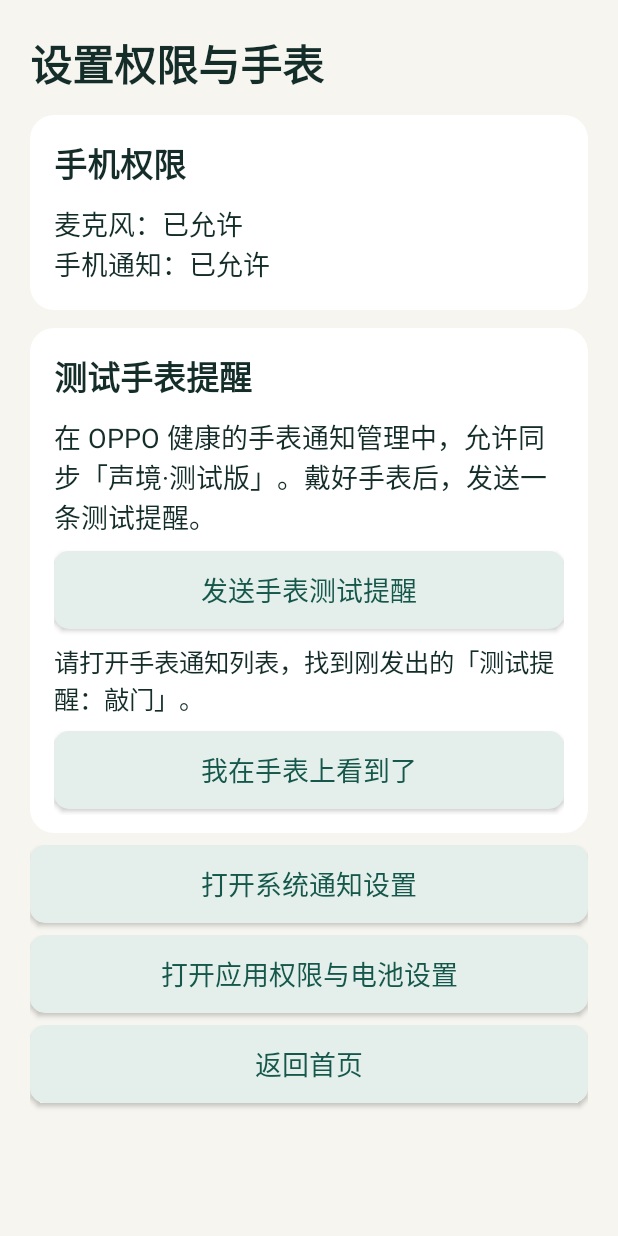
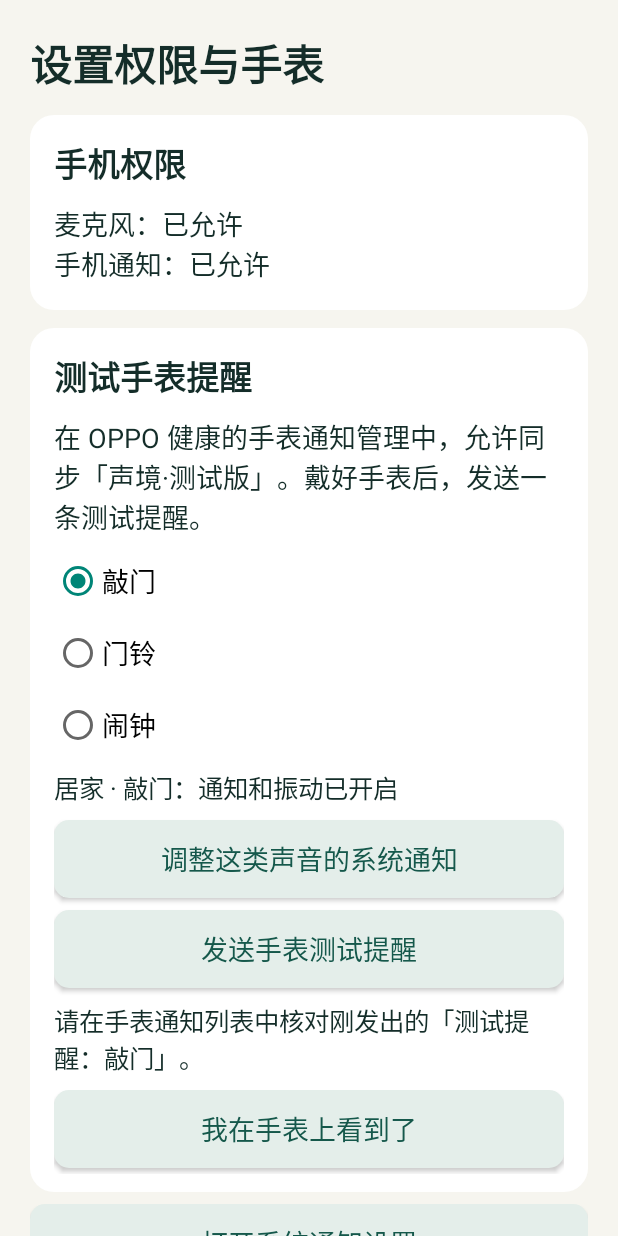
Before and after one commit to YiFanSenSei/shengjing, an Android app: the SetupActivity screen opened directly, with no data from a screen before it, after a tap on "发送手表测试提醒", on a phone screen of 412 x 824 dp. Run offline under Robolectric (Android 15) with nearby library versions, the phone set to English and light mode, and no system bars.

Commit message:
Open individual alerts and verify watch notifications by sound

```diff
--- a/apps/phone/build.gradle
+++ b/apps/phone/build.gradle
@@ -2,7 +2,7 @@ plugins { id 'com.android.application' }
 android {
     namespace 'org.shengjing.phone'
     compileSdk 35
-    defaultConfig { applicationId 'org.shengjing.phone'; minSdk 26; targetSdk 35; versionCode 9; versionName '0.7.0' }
+    defaultConfig { applicationId 'org.shengjing.phone'; minSdk 26; targetSdk 35; versionCode 10; versionName '0.8.0' }
     compileOptions { sourceCompatibility JavaVersion.VERSION_17; targetCompatibility JavaVersion.VERSION_17 }
     androidResources { noCompress += 'tflite' }
     testOptions {
--- a/apps/phone/src/main/java/org/shengjing/phone/Alerts.java
+++ b/apps/phone/src/main/java/org/shengjing/phone/Alerts.java
@@ -60,9 +60,12 @@ final class Alerts {
             }
         }
         if(!allowed) { app.lastEvent+=" · 通知被系统设置阻止，请检查权限和类别通知";app.saveHistory();return; }
+        Intent detail=new Intent(c,HistoryActivity.class).putExtra("eventId",entry.id)
+            .setData(android.net.Uri.parse("shengjing://event/"+entry.id));
         Notification.Builder b=new Notification.Builder(c,channel)
             .setSmallIcon(android.R.drawable.ic_dialog_info).setContentTitle((alert.simulated?"测试提醒：":"检测到可能的")+alert.kind.title)
-            .setContentText(alert.scene.title+"场景 · 请结合实际环境确认").setContentIntent(open(c)).setAutoCancel(true)
+            .setContentText(alert.scene.title+"场景 · 点此查看这条提醒")
+            .setContentIntent(PendingIntent.getActivity(c,0,detail,PendingIntent.FLAG_IMMUTABLE)).setAutoCancel(true)
             .setVisibility(Notification.VISIBILITY_PRIVATE).setOnlyAlertOnce(true);
         for(String action:new String[]{"ACK","FALSE_ALARM"}) {
             Intent intent=new Intent(c,FeedbackReceiver.class).setAction(action).putExtra("id",entry.id)
--- a/apps/phone/src/main/java/org/shengjing/phone/DiagnosticsActivity.java
+++ b/apps/phone/src/main/java/org/shengjing/phone/DiagnosticsActivity.java
@@ -38,7 +38,7 @@ public final class DiagnosticsActivity extends PhoneScreen {
         long age=(SystemClock.elapsedRealtime()-app.diagnosticsUpdatedAt)/1000;
         show(diagnostics,app.status+"\n"+app.diagnostics+(app.listening && age>=3?"\n采集诊断已 "+age+" 秒未更新":""));
         show(delayed,app.delayedTest.status+"\n"+app.lastFeedback);
-        StringBuilder report=new StringBuilder("版本 0.7.0");
+        StringBuilder report=new StringBuilder("版本 0.8.0");
         for(Policy.Kind k:Policy.Kind.values()){
             String channel=Alerts.channel(k,app.policy.getScene());
             android.app.NotificationChannel config=getSystemService(android.app.NotificationManager.class).getNotificationChannel(channel);
--- a/apps/phone/src/main/java/org/shengjing/phone/HistoryActivity.java
+++ b/apps/phone/src/main/java/org/shengjing/phone/HistoryActivity.java
@@ -1,15 +1,9 @@
 package org.shengjing.phone;
 
-import android.app.Activity;
 import android.app.AlertDialog;
 import android.content.Intent;
 import android.os.Bundle;
-import android.os.Handler;
-import android.os.Looper;
-import android.widget.Button;
 import android.widget.LinearLayout;
-import android.widget.ScrollView;
-import android.widget.TextView;
 import java.text.DateFormat;
 import java.util.Date;
 import java.util.List;
@@ -20,26 +14,61 @@ import org.shengjing.core.Policy;
 public final class HistoryActivity extends PhoneScreen {
     private LinearLayout records;
     private long shownRevision=-1;
+    private boolean pendingOnly;
     @Override void refresh(){
         if(shownRevision!=app.historyRevision) render();
     }
     @Override public void onCreate(Bundle state) {
         super.onCreate(state);
+        if(getIntent().hasExtra("eventId")){
+            heading(layout,"这条提醒",28);
+            records=new LinearLayout(this);records.setOrientation(LinearLayout.VERTICAL);layout.addView(records);
+            button(layout,"查看全部提醒记录",()->{go(HistoryActivity.class);finish();});
+            button(layout,"返回监听页面",this::returnHome);
+            render();
+            return;
+        }
         heading(layout,"提醒记录",28);
         text(layout,"最近 100 条提醒保存在本机。可在记录上确认声音或反馈提醒太频繁。",17);
-        button(layout,"返回监听页面",this::finish);
+        button(layout,"返回监听页面",this::returnHome);
+        pendingOnly=state!=null && state.getBoolean("pendingOnly");
+        android.widget.CheckBox filter=new android.widget.CheckBox(this);
+        filter.setText("只看待反馈的真实提醒");filter.setMinHeight(dp(48));filter.setTextSize(18);
+        filter.setChecked(pendingOnly);layout.addView(filter);
+        filter.setOnCheckedChangeListener((v,checked)->{pendingOnly=checked;render();});
         button(layout,"清空全部提醒记录",()->new AlertDialog.Builder(this).setTitle("清空本机提醒记录？")
             .setMessage("删除全部记录和反馈，同时撤回本应用对应的提醒通知；设置和监听状态保留。此操作无法撤销。")
             .setNegativeButton("取消",null).setPositiveButton("清空",(dialog,which)->{app.clearHistory();render();}).show());
         records=new LinearLayout(this);records.setOrientation(LinearLayout.VERTICAL);layout.addView(records);render();
     }
     private void render() {
-        records.removeAllViews();List<EventHistory.Entry> entries=app.history.snapshot();shownRevision=app.historyRevision;
+        records.removeAllViews();shownRevision=app.historyRevision;
+        if(getIntent().hasExtra("eventId")){
+            EventHistory.Entry selected=app.history.find(getIntent().getLongExtra("eventId",-1));
+            if(selected==null)text(records,"这条提醒已清空或已超过最近 100 条的保留范围。",18);
+            else renderEntry(selected);
+            return;
+        }
+        List<EventHistory.Entry> entries=app.history.snapshot();
         renderPreferences();
         if(entries.isEmpty()) { text(records,"暂无记录。开始监听或发送一次模拟提醒后，会显示在这里。",18);return; }
-        DateFormat dates=DateFormat.getDateTimeInstance(DateFormat.SHORT,DateFormat.MEDIUM);
+        boolean any=false;
         for(int i=entries.size()-1;i>=0;i--) {
             EventHistory.Entry e=entries.get(i);
+            if(pendingOnly && (e.simulated || e.feedback!=EventHistory.Feedback.PENDING))continue;
+            renderEntry(e);any=true;
+        }
+        if(!any)text(records,"当前没有待反馈的真实提醒。",18);
+    }
+    @Override protected void onSaveInstanceState(Bundle state){
+        super.onSaveInstanceState(state);state.putBoolean("pendingOnly",pendingOnly);
+    }
+    private void returnHome(){
+        startActivity(new Intent(this,MainActivity.class).addFlags(Intent.FLAG_ACTIVITY_CLEAR_TOP | Intent.FLAG_ACTIVITY_SINGLE_TOP));
+        finish();
+    }
+    private void renderEntry(EventHistory.Entry e){
+        DateFormat dates=DateFormat.getDateTimeInstance(DateFormat.SHORT,DateFormat.MEDIUM);
         LinearLayout item=card(records);
         heading(item,(e.simulated?"模拟 · ":"识别 · ")+e.kind.title+" · "+e.scene.title,20);
         text(item,dates.format(new Date(e.time))+"\n"+
@@ -53,6 +82,8 @@ public final class HistoryActivity extends PhoneScreen {
             (e.feedback == EventHistory.Feedback.PENDING || e.feedback == EventHistory.Feedback.ACK)) {
             button(item,"声音认对了，但提醒太频繁",()->feedback(e.id,"TOO_FREQUENT"));
         }
+        if(e.delivery==EventHistory.Delivery.BLOCKED || getIntent().hasExtra("eventId")){
+            button(item,"检查这类声音的通知设置",()->channelSettings(Alerts.channel(e.kind,e.scene)));
         }
     }
     static String deliveryText(EventHistory.Delivery value) {
--- a/apps/phone/src/main/java/org/shengjing/phone/LocalStore.java
+++ b/apps/phone/src/main/java/org/shengjing/phone/LocalStore.java
@@ -53,7 +53,15 @@ final class LocalStore {
     boolean asked(String permission){return prefs.getBoolean("asked_"+permission,false);}
     void markAsked(String permission){prefs.edit().putBoolean("asked_"+permission,true).apply();}
     long watchConfirmedAt(){return prefs.getLong("watch_confirmed_at",0);}
-    void confirmWatch(long time){prefs.edit().putLong("watch_confirmed_at",time).apply();}
+    long watchConfirmedAt(Policy.Kind kind){
+        // Earlier versions could only confirm a knock.
+        return prefs.getLong("watch_confirmed_"+kind.name(),kind==Policy.Kind.KNOCK?watchConfirmedAt():0);
+    }
+    void confirmWatch(Policy.Kind kind,long time){
+        SharedPreferences.Editor edit=prefs.edit();
+        if(!prefs.contains("watch_confirmed_KNOCK"))edit.putLong("watch_confirmed_KNOCK",watchConfirmedAt());
+        edit.putLong("watch_confirmed_"+kind.name(),time).putLong("watch_confirmed_at",time).apply();
+    }
     void recordChoice(Policy.Scene scene, Policy.Kind kind, boolean extended, long through) {
         prefs.edit().putBoolean("extended_" + scene + "_" + kind, extended)
             .putLong("considered_" + scene + "_" + kind, through).apply();
--- a/apps/phone/src/main/java/org/shengjing/phone/PhoneScreen.java
+++ b/apps/phone/src/main/java/org/shengjing/phone/PhoneScreen.java
@@ -100,6 +100,12 @@ abstract class PhoneScreen extends Activity {
             :new Intent(Settings.ACTION_APPLICATION_DETAILS_SETTINGS,Uri.parse("package:"+getPackageName()));
         try{startActivity(intent);}catch(ActivityNotFoundException e){Toast.makeText(this,"请在系统设置中打开声境的应用详情",Toast.LENGTH_LONG).show();}
     }
+    void channelSettings(String channel){
+        Intent intent=new Intent(Settings.ACTION_CHANNEL_NOTIFICATION_SETTINGS)
+            .putExtra(Settings.EXTRA_APP_PACKAGE,getPackageName())
+            .putExtra(Settings.EXTRA_CHANNEL_ID,channel);
+        try{startActivity(intent);}catch(ActivityNotFoundException e){systemSettings(true);}
+    }
     void refresh(){}
     @Override protected void onResume(){super.onResume();tick.run();}
     @Override protected void onPause(){handler.removeCallbacks(tick);super.onPause();}
--- a/apps/phone/src/main/java/org/shengjing/phone/SetupActivity.java
+++ b/apps/phone/src/main/java/org/shengjing/phone/SetupActivity.java
@@ -12,10 +12,15 @@ public final class SetupActivity extends PhoneScreen {
     private TextView permissionStatus, watchStatus;
     private Button micButton, notificationButton, confirm;
     private long testId=-1;
+    private Policy.Kind selected=Policy.Kind.KNOCK;
+    private TextView channelStatus;
 
     @Override public void onCreate(Bundle state){
         super.onCreate(state);
-        if(state!=null)testId=state.getLong("watchTest",-1);
+        if(state!=null){
+            testId=state.getLong("watchTest",-1);
+            selected=Policy.Kind.valueOf(state.getString("watchKind","KNOCK"));
+        }
         heading(layout,"设置权限与手表",28);
         LinearLayout permissions=card();
         heading(permissions,"手机权限",22);
@@ -25,11 +30,26 @@ public final class SetupActivity extends PhoneScreen {
         LinearLayout watch=card();
         heading(watch,"测试手表提醒",22);
         text(watch,"在 OPPO 健康的手表通知管理中，允许同步「声境·测试版」。戴好手表后，发送一条测试提醒。",18);
+        RadioGroup sounds=new RadioGroup(this);
+        watch.addView(sounds);
+        for(Policy.Kind kind:Policy.Kind.values()){
+            RadioButton choice=new RadioButton(this);
+            choice.setText(kind.title);choice.setTextSize(18);choice.setMinHeight(dp(48));
+            choice.setId(android.view.View.generateViewId());sounds.addView(choice);
+            choice.setChecked(selected==kind);
+            choice.setOnCheckedChangeListener((v,checked)->{
+                if(checked && selected!=kind){
+                    selected=kind;testId=-1;refresh();
+                }
+            });
+        }
+        channelStatus=text(watch,"",17);
+        button(watch,"调整这类声音的系统通知",()->channelSettings(Alerts.channel(selected,app.policy.getScene())));
         button(watch,"发送手表测试提醒",this::sendTest);
         watchStatus=text(watch,"",17);
         confirm=button(watch,"我在手表上看到了",()->{
             if(validTest()){
-                app.store.confirmWatch(System.currentTimeMillis());
+                app.store.confirmWatch(selected,System.currentTimeMillis());
                 testId=-1;
                 refresh();
             }
@@ -52,13 +72,13 @@ public final class SetupActivity extends PhoneScreen {
     }
     private void sendTest(){
         if(!notifications()){requestOrSettings(false);return;}
-        Alerts.show(this,app.policy.simulate(Policy.Kind.KNOCK,SystemClock.elapsedRealtime()));
+        Alerts.show(this,app.policy.simulate(selected,SystemClock.elapsedRealtime()));
         testId=app.latestId;
         refresh();
     }
     private boolean validTest(){
         EventHistory.Entry entry=app.history.find(testId);
-        return entry!=null && entry.simulated && entry.kind==Policy.Kind.KNOCK &&
+        return entry!=null && entry.simulated && entry.kind==selected &&
             entry.delivery==EventHistory.Delivery.REQUESTED;
     }
     @Override void refresh(){
@@ -68,12 +88,16 @@ public final class SetupActivity extends PhoneScreen {
         notificationButton.setVisibility(notify?Button.GONE:Button.VISIBLE);
         boolean test=validTest();
         confirm.setVisibility(test?Button.VISIBLE:Button.GONE);
-        if(test)show(watchStatus,"请打开手表通知列表，找到刚发出的「测试提醒：敲门」。");
-        else if(testId!=-1)show(watchStatus,"测试记录不可确认。请检查系统中的敲门通知开关，再发送一次。");
-        else if(app.store.watchConfirmedAt()>0)show(watchStatus,"上次手动确认："+MainActivity.date(app.store.watchConfirmedAt()));
-        else show(watchStatus,"等待首次手表测试");
+        String channel=Alerts.channel(selected,app.policy.getScene());
+        android.app.NotificationChannel config=getSystemService(android.app.NotificationManager.class).getNotificationChannel(channel);
+        String settings=config==null || !Alerts.available(this,channel)?"通知被阻止":config.shouldVibrate()?"通知和振动已开启":"通知已开启，振动已关闭";
+        show(channelStatus,app.policy.getScene().title+" · "+selected.title+"："+settings);
+        if(test)show(watchStatus,"请在手表通知列表中核对刚发出的「测试提醒："+selected.title+"」。");
+        else if(testId!=-1)show(watchStatus,"本次测试无法确认。请检查通知设置后再发送。");
+        else if(app.store.watchConfirmedAt(selected)>0)show(watchStatus,selected.title+"上次手动确认："+MainActivity.date(app.store.watchConfirmedAt(selected)));
+        else show(watchStatus,selected.title+"还没有手动确认记录");
     }
     @Override protected void onSaveInstanceState(Bundle state){
-        super.onSaveInstanceState(state);state.putLong("watchTest",testId);
+        super.onSaveInstanceState(state);state.putLong("watchTest",testId);state.putString("watchKind",selected.name());
     }
 }
```
Also changed, not shown: 3 other files. Lines whose indentation alone changed are shown as unchanged.
